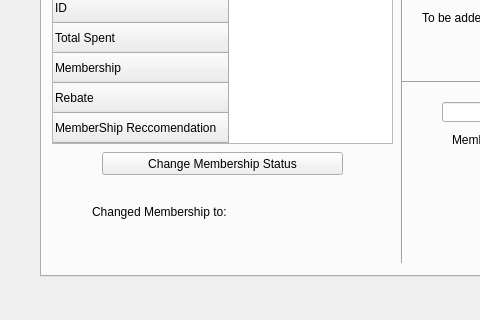
The window that WarehouseIO/mainprogram.ui (mulvaneya7/Bad-Badgers) describes before a commit, drawn with Qt 5; both pictures show x 0 to 480 and y 244 to 564 of the 826 by 564 pixel window.
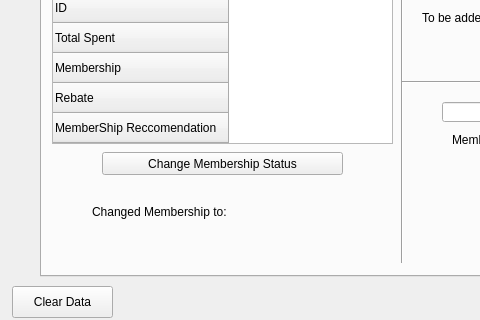
The same window after the commit.

Commit message: Added clear data button

```diff
--- a/WarehouseIO/mainprogram.ui
+++ b/WarehouseIO/mainprogram.ui
@@ -1068,6 +1068,19 @@
     <string>Exit</string>
    </property>
   </widget>
+  <widget class="QPushButton" name="ClearData">
+   <property name="geometry">
+    <rect>
+     <x>12</x>
+     <y>530</y>
+     <width>101</width>
+     <height>32</height>
+    </rect>
+   </property>
+   <property name="text">
+    <string>Clear Data</string>
+   </property>
+  </widget>
  </widget>
  <resources/>
  <connections/>
```
The commit also changes 25 other files.
